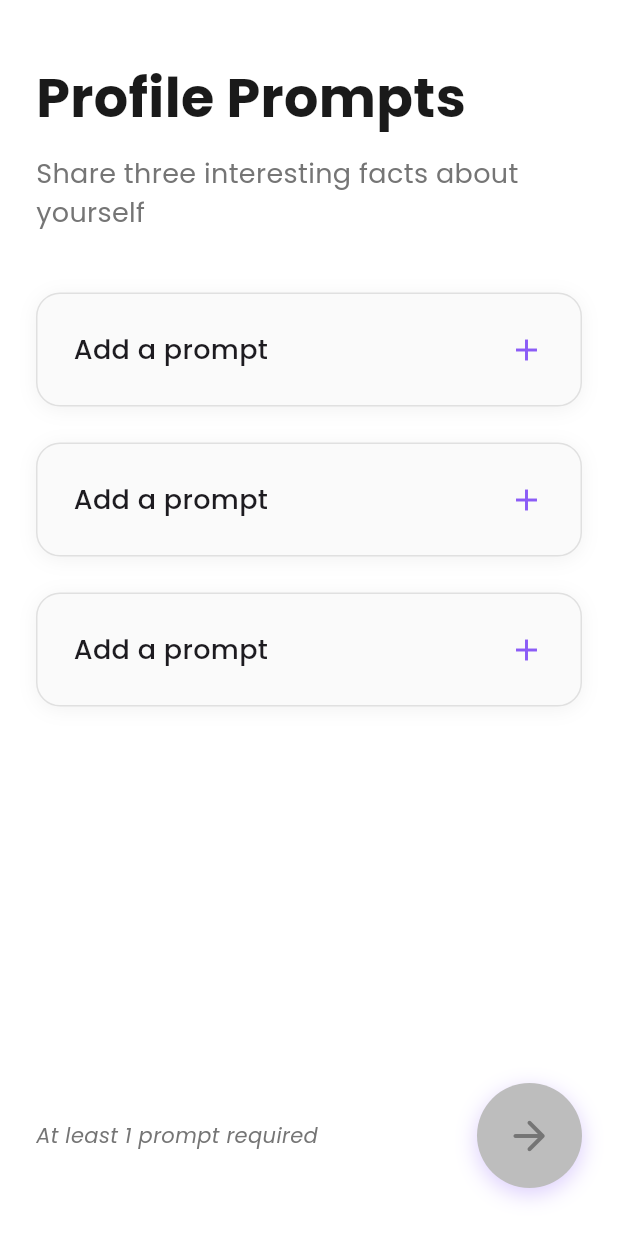
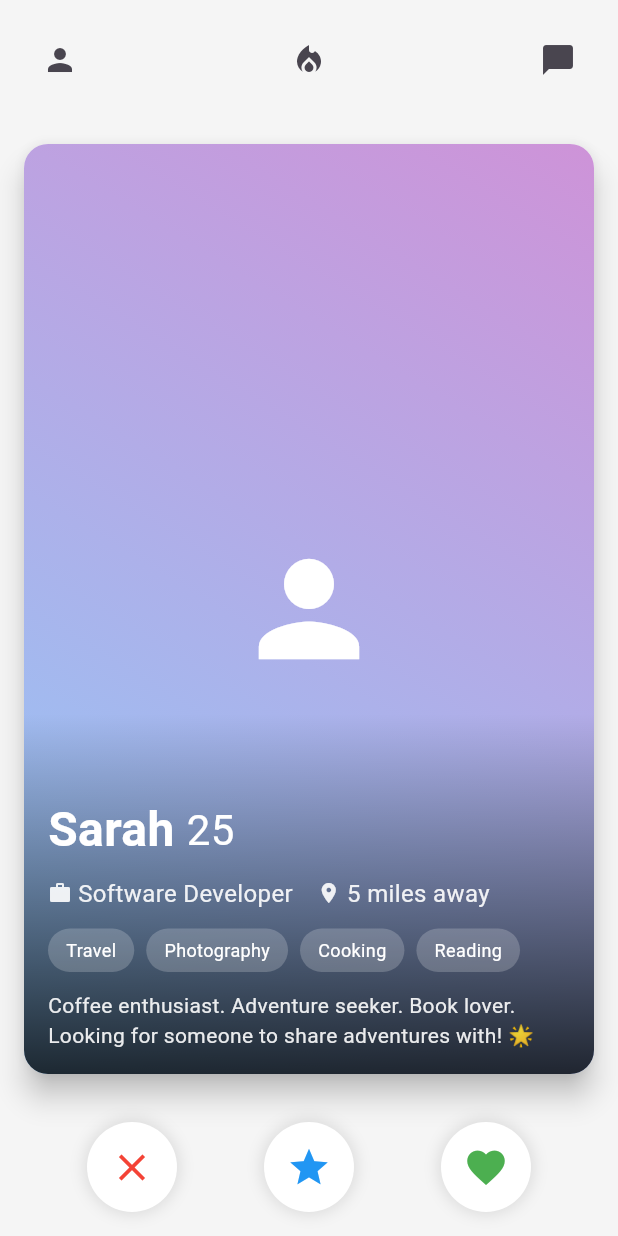
Before and after one commit to f3rix-xyz/dtx, a Flutter app: the screen it shows after launch, on a phone screen of 412 x 824 dp. Run offline on Flutter 3.47's test engine with Material 3 defaults, Android fonts, the phone set to English and light mode, and no system bars; our stand-ins replace audioplayers, dotted_border, flutter_map, flutter_riverpod, geolocator, google_fonts and 5 more; missing offline and left inert: app_settings, get_thumbnail_video, record.

Commit message:
sajana ve sajna

```diff
--- a/lib/main.dart
+++ b/lib/main.dart
@@ -1,8 +1,10 @@
 import 'package:dtx/views/gender.dart';
 import 'package:dtx/views/height.dart';
+import 'package:dtx/views/home.dart';
 import 'package:dtx/views/media.dart';
 import 'package:dtx/views/name.dart';
 import 'package:dtx/views/phone.dart';
+import 'package:dtx/views/profile_screens.dart';
 import 'package:dtx/views/prompt.dart';
 import 'package:flutter/material.dart';
 import 'package:dtx/views/splash_screen.dart';
@@ -31,7 +33,7 @@ class MyApp extends ConsumerWidget {
         primarySwatch: Colors.blue,
         // You can add more theme configurations here
       ),
-      home: const ProfileAnswersScreen(),
+      home: const HomeScreen(),
     );
   }
 }
--- /dev/null
+++ b/lib/views/home.dart
@@ -0,0 +1,313 @@
+import 'package:flutter/material.dart';
+
+class HomeScreen extends StatefulWidget {
+  const HomeScreen({super.key});
+
+  @override
+  State<HomeScreen> createState() => _HomeScreenState();
+}
+
+class _HomeScreenState extends State<HomeScreen>
+    with SingleTickerProviderStateMixin {
+  Offset _dragOffset = Offset.zero;
+  double _angle = 0;
+  late AnimationController _controller;
+
+  @override
+  void initState() {
+    super.initState();
+    _controller = AnimationController(
+      vsync: this,
+      duration: const Duration(milliseconds: 300),
+    );
+  }
+
+  void _onPanUpdate(DragUpdateDetails details) {
+    setState(() {
+      _dragOffset += details.delta;
+      // Reduced angle factor for more subtle rotation
+      _angle = (_dragOffset.dx / 50).clamp(-0.3, 0.3);
+    });
+  }
+
+  void _onPanEnd(DragEndDetails details) {
+    final screenWidth = MediaQuery.of(context).size.width;
+    if (_dragOffset.dx.abs() > screenWidth * 0.4) {
+      // Swipe completed
+      setState(() {
+        _dragOffset = Offset.zero;
+        _angle = 0;
+      });
+    } else {
+      // Return to center
+      setState(() {
+        _dragOffset = Offset.zero;
+        _angle = 0;
+      });
+    }
+  }
+
+  @override
+  Widget build(BuildContext context) {
+    return Scaffold(
+      backgroundColor: Colors.grey[100],
+      body: SafeArea(
+        child: Column(
+          children: [
+            // Top Bar
+            Padding(
+              padding: const EdgeInsets.all(16.0),
+              child: Row(
+                mainAxisAlignment: MainAxisAlignment.spaceBetween,
+                children: [
+                  IconButton(
+                    icon: const Icon(Icons.person),
+                    onPressed: () {},
+                  ),
+                  IconButton(
+                    icon: const Icon(Icons.local_fire_department),
+                    onPressed: () {},
+                  ),
+                  IconButton(
+                    icon: const Icon(Icons.chat_bubble),
+                    onPressed: () {},
+                  ),
+                ],
+              ),
+            ),
+
+            // Swipeable Card Area
+            Expanded(
+              child: Stack(
+                alignment: Alignment.bottomCenter,
+                children: [
+                  Transform.translate(
+                    offset: _dragOffset,
+                    child: Transform(
+                      // Set transform origin to bottom center
+                      transform: Matrix4.identity()
+                        ..setEntry(3, 2, 0.001)
+                        ..rotateZ(_angle)
+                        ..translate(0.0, 0.0, 0.0),
+                      alignment: Alignment.bottomCenter,
+                      child: GestureDetector(
+                        onPanUpdate: _onPanUpdate,
+                        onPanEnd: _onPanEnd,
+                        child: Card(
+                          margin: const EdgeInsets.all(16),
+                          elevation: 8,
+                          shape: RoundedRectangleBorder(
+                            borderRadius: BorderRadius.circular(16),
+                          ),
+                          child: ClipRRect(
+                            borderRadius: BorderRadius.circular(16),
+                            child: Column(
+                              mainAxisSize: MainAxisSize.min,
+                              children: [
+                                // Profile Image Section
+                                Expanded(
+                                  child: Stack(
+                                    fit: StackFit.expand,
+                                    children: [
+                                      // Profile Image
+                                      Container(
+                                        decoration: BoxDecoration(
+                                          gradient: LinearGradient(
+                                            begin: Alignment.topRight,
+                                            end: Alignment.bottomLeft,
+                                            colors: [
+                                              Colors.purple.shade200,
+                                              Colors.blue.shade200,
+                                            ],
+                                          ),
+                                        ),
+                                        child: const Icon(Icons.person,
+                                            size: 100, color: Colors.white),
+                                      ),
+
+                                      // Gradient Overlay
+                                      Positioned(
+                                        bottom: 0,
+                                        left: 0,
+                                        right: 0,
+                                        height: 240,
+                                        child: Container(
+                                          decoration: BoxDecoration(
+                                            gradient: LinearGradient(
+                                              begin: Alignment.topCenter,
+                                              end: Alignment.bottomCenter,
+                                              colors: [
+                                                Colors.transparent,
+                                                Colors.black.withOpacity(0.8),
+                                              ],
+                                            ),
+                                          ),
+                                        ),
+                                      ),
+
+                                      // Profile Info Overlay
+                                      Positioned(
+                                        bottom: 16,
+                                        left: 16,
+                                        right: 16,
+                                        child: Column(
+                                          crossAxisAlignment:
+                                              CrossAxisAlignment.start,
+                                          children: [
+                                            // Name and Age
+                                            const Row(
+                                              children: [
+                                                Text(
+                                                  'Sarah',
+                                                  style: TextStyle(
+                                                    color: Colors.white,
+                                                    fontSize: 32,
+                                                    fontWeight: FontWeight.bold,
+                                                  ),
+                                                ),
+                                                SizedBox(width: 8),
+                                                Text(
+                                                  '25',
+                                                  style: TextStyle(
+                                                    color: Colors.white,
+                                                    fontSize: 28,
+                                                  ),
+                                                ),
+                                              ],
+                                            ),
+                                            const SizedBox(height: 8),
+
+                                            // Job & Location
+                                            Row(
+                                              children: [
+                                                Icon(Icons.work,
+                                                    color: Colors.white
+                                                        .withOpacity(0.9),
+                                                    size: 16),
+                                                const SizedBox(width: 4),
+                                                Text(
+                                                  'Software Developer',
+                                                  style: TextStyle(
+                                                    color: Colors.white
+                                                        .withOpacity(0.9),
+                                                    fontSize: 16,
+                                                  ),
+                                                ),
+                                                const SizedBox(width: 16),
+                                                Icon(Icons.location_on,
+                                                    color: Colors.white
+                                                        .withOpacity(0.9),
+                                                    size: 16),
+                                                const SizedBox(width: 4),
+                                                Text(
+                                                  '5 miles away',
+                                                  style: TextStyle(
+                                                    color: Colors.white
+                                                        .withOpacity(0.9),
+                                                    fontSize: 16,
+                                                  ),
+                                                ),
+                                              ],
+                                            ),
+                                            const SizedBox(height: 12),
+
+                                            // Interests
+                                            Wrap(
+                                              spacing: 8,
+                                              runSpacing: 8,
+                                              children: [
+                                                _buildInterestChip('Travel'),
+                                                _buildInterestChip(
+                                                    'Photography'),
+                                                _buildInterestChip('Cooking'),
+                                                _buildInterestChip('Reading'),
+                                              ],
+                                            ),
+                                            const SizedBox(height: 12),
+
+                                            // Bio
+                                            Text(
+                                              'Coffee enthusiast. Adventure seeker. Book lover. Looking for someone to share adventures with! 🌟',
+                                              style: TextStyle(
+                                                color: Colors.white
+                                                    .withOpacity(0.9),
+                                                fontSize: 14,
+                                              ),
+                                            ),
+                                          ],
+                                        ),
+                                      ),
+                                    ],
+                                  ),
+                                ),
+                              ],
+                            ),
+                          ),
+                        ),
+                      ),
+                    ),
+                  ),
+                ],
+              ),
+            ),
+
+            // Bottom Action Buttons
+            Padding(
+              padding: const EdgeInsets.symmetric(vertical: 16),
+              child: Row(
+                mainAxisAlignment: MainAxisAlignment.spaceEvenly,
+                children: [
+                  _buildActionButton(Icons.close, Colors.red),
+                  _buildActionButton(Icons.star, Colors.blue),
+                  _buildActionButton(Icons.favorite, Colors.green),
+                ],
+              ),
+            ),
+          ],
+        ),
+      ),
+    );
+  }
+
+  Widget _buildInterestChip(String label) {
+    return Container(
+      padding: const EdgeInsets.symmetric(horizontal: 12, vertical: 6),
+      decoration: BoxDecoration(
+        color: Colors.white.withOpacity(0.2),
+        borderRadius: BorderRadius.circular(20),
+      ),
+      child: Text(
+        label,
+        style: const TextStyle(
+          color: Colors.white,
+          fontSize: 12,
+        ),
+      ),
+    );
+  }
+
+  Widget _buildActionButton(IconData icon, Color color) {
+    return Container(
+      width: 60,
+      height: 60,
+      decoration: BoxDecoration(
+        shape: BoxShape.circle,
+        color: Colors.white,
+        boxShadow: [
+          BoxShadow(
+            color: Colors.black.withOpacity(0.1),
+            blurRadius: 8,
+            spreadRadius: 2,
+          ),
+        ],
+      ),
+      child: Icon(icon, color: color, size: 30),
+    );
+  }
+
+  @override
+  void dispose() {
+    _controller.dispose();
+    super.dispose();
+  }
+}
```
Also changed, not shown: lib/views/profile_screens.dart (added, +212 -0 lines), 4 other files.
